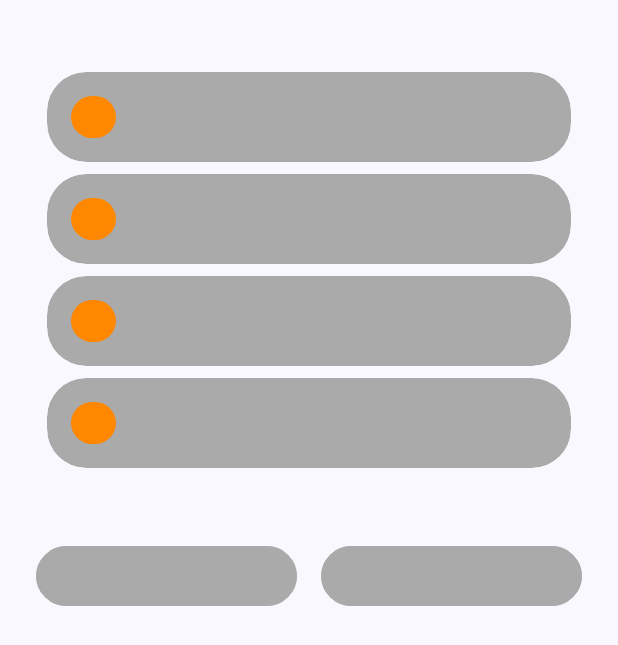
After one commit to cyberknight07/QuizTime, an Android app built with Jetpack Compose: the composable ShimmerQuizScreen shown on its own in the app's theme, on a phone screen of 412 x 824 dp. The commit adds this screen. Shown: the top 645 px of the screen. Run offline under Robolectric (Android 15) with nearby library versions, the phone set to English and light mode, and no system bars; our stand-ins replace Shimmer.

Commit message:
Shimmer Effect

```diff
--- /dev/null
+++ b/app/src/main/java/com/example/quiztime/presentation/quiz/quizscreen/ShimmerQuizScreen.kt
@@ -0,0 +1,125 @@
+package com.example.quiztime.presentation.quiz.quizscreen
+
+import com.example.quiztime.presentation.quiz.component.QuizOption
+
+
+import android.R
+import androidx.compose.animation.core.RepeatMode
+import androidx.compose.animation.core.animateFloat
+import androidx.compose.animation.core.animateValue
+import androidx.compose.animation.core.infiniteRepeatable
+import androidx.compose.animation.core.rememberInfiniteTransition
+import androidx.compose.animation.core.tween
+import androidx.compose.foundation.background
+import androidx.compose.foundation.layout.Box
+import androidx.compose.foundation.layout.Column
+import androidx.compose.foundation.layout.Row
+import androidx.compose.foundation.layout.Spacer
+import androidx.compose.foundation.layout.fillMaxSize
+import androidx.compose.foundation.layout.fillMaxWidth
+import androidx.compose.foundation.layout.height
+import androidx.compose.foundation.layout.navigationBarsPadding
+import androidx.compose.foundation.layout.padding
+import androidx.compose.foundation.layout.wrapContentSize
+import androidx.compose.foundation.lazy.LazyColumn
+import androidx.compose.material3.Text
+import androidx.compose.runtime.Composable
+import androidx.compose.ui.Alignment
+import androidx.compose.ui.Modifier
+import androidx.compose.ui.composed
+import androidx.compose.ui.res.colorResource
+import androidx.compose.ui.text.font.FontWeight
+import androidx.compose.ui.tooling.preview.Preview
+import androidx.compose.ui.unit.dp
+import com.example.quiztime.common.Dimens
+import com.example.quiztime.presentation.common.ButtonBox
+
+
+//@Preview(showBackground = true)
+//@Composable
+/*fun PrevQuiz(){
+    ShimmerQuizScreen(
+    )
+}*/
+
+@Composable
+fun ShimmerQuizScreen(modifier: Modifier = Modifier.fillMaxSize().shimmerEffect()){
+    Box(modifier = Modifier.padding(Dimens.MediumPadding), contentAlignment = Alignment.Center) {
+        Column(modifier = Modifier.wrapContentSize()) {
+            Row( modifier = Modifier.fillMaxWidth() ) {
+                Text(
+                    modifier = Modifier.weight(.1f),
+                    text = "",
+                    color = colorResource(R.color.darker_gray),
+                    fontSize = Dimens.NormalTextSize,
+                    fontWeight = FontWeight.Medium
+                )
+                Text(
+                    modifier = Modifier.weight(.9f),
+                    text = "",
+                    color = colorResource(R.color.darker_gray),
+                    fontSize = Dimens.NormalTextSize,
+                    fontWeight = FontWeight.Medium
+                )
+            }
+            Spacer(Modifier.height(Dimens.SmallSpacerHt))
+            LazyColumn(modifier = Modifier.padding(horizontal = 15.dp)) {
+                items(count = 4) {
+                    QuizOption(
+                        optionNumber = "",
+                        optionText = "",
+                        selected = false,
+                        onOptionClicked = { },
+                        onUnselectedOption = { }
+                    )
+                Spacer(Modifier.height(Dimens.SmallSpacerHt))
+            }
+            }
+            Spacer(Modifier.height(Dimens.LargeSpacerHt))
+
+            Row(
+                modifier = Modifier.fillMaxWidth().padding(bottom = Dimens.MediumPadding)
+                    .navigationBarsPadding()
+            ) {
+
+                ButtonBox(
+                    text = "",
+                    borderColor = colorResource(R.color.darker_gray),
+                    textColor = colorResource(R.color.black),
+                    containerColor = colorResource(R.color.darker_gray),
+                    fontSize = Dimens.MediumTextSize,
+                    onClick = {},
+                    fraction = .5F,
+                    padding = Dimens.SmallPadding
+                )
+                ButtonBox(
+                    text = "",
+                    borderColor = colorResource(R.color.darker_gray),
+                    textColor = colorResource(R.color.black),
+                    containerColor = colorResource(R.color.darker_gray),
+                    fontSize = Dimens.MediumTextSize,
+                    onClick = {},
+                    fraction = 1F,
+                    padding = Dimens.SmallPadding
+                )
+
+            }
+
+        }
+    }
+
+}
+
+fun Modifier.shimmerEffect() = composed {
+    val transition = rememberInfiniteTransition(label = "")
+    val alpha = transition.animateFloat(
+        initialValue = 0.2f,
+        targetValue = 0.9f,
+        animationSpec = infiniteRepeatable(
+            animation = tween(durationMillis = 1000),
+            repeatMode = RepeatMode.Reverse
+        ),
+        label = ""
+    ).value
+    background(color = colorResource(R.color.black).copy(alpha = alpha))
+}
```
Also changed, not shown: app/src/main/java/com/example/quiztime/data/remote/QuizApi.kt (+4 -4 lines), app/src/main/java/com/example/quiztime/presentation/quiz/quizscreen/QuizScreen.kt (+32 -7 lines), app/src/main/java/com/example/quiztime/presentation/quiz/quizscreen/QuizViewModel.kt (+17 -5 lines), app/src/main/java/com/example/quiztime/presentation/quiz/quizscreen/StateQuizScreen.kt (+7 -1 lines).
